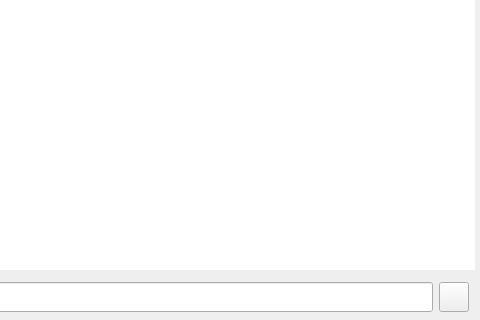
The window that callwidget.ui (savoirfairelinux/jami-client-windows) describes before a commit, drawn with Qt 5; both pictures show x 544 to 1024 and y 404 to 724 of the 1024 by 724 pixel window.
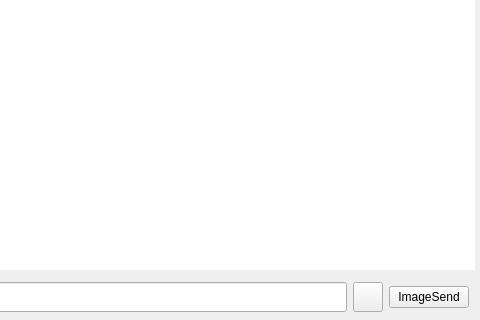
The same window after the commit. The open tabs and pages were chosen to show the change. Icons and pictures are not drawn. Custom widgets are drawn as their Qt base class.

Commit message:
draft: send picture in IM
Tuleap: #TBD

```diff
--- a/callwidget.ui
+++ b/callwidget.ui
@@ -1128,6 +1128,13 @@
                     </property>
                    </widget>
                   </item>
+                  <item>
+                   <widget class="QPushButton" name="sendImage">
+                    <property name="text">
+                     <string>ImageSend</string>
+                    </property>
+                   </widget>
+                  </item>
                  </layout>
                 </item>
                </layout>
```
Left out of the diff: 2 changed lines with no effect on the pictures. The commit also changes 2 other files.
